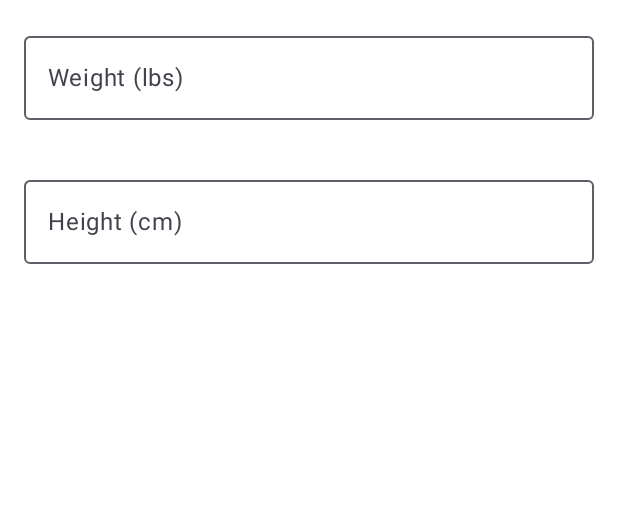
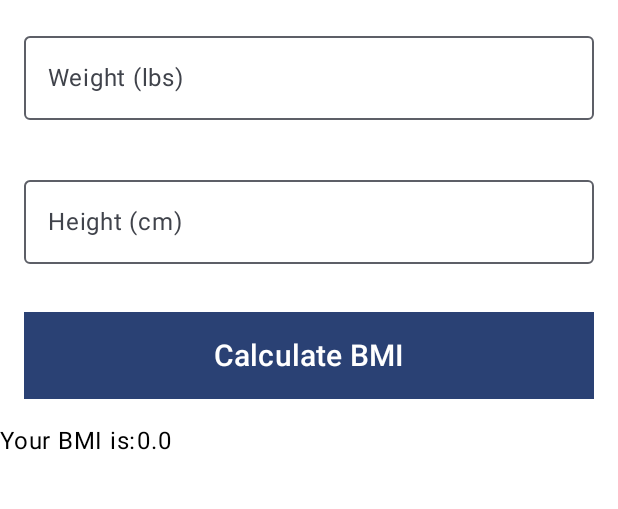
Before and after one commit to dani31perez/BMICalculator, an Android app built with Jetpack Compose: the @Preview function GreetingPreview, on a phone screen of 412 x 824 dp, the part 124-633 px from its top. Run offline under Robolectric (Android 15) with nearby library versions, the phone set to English and light mode, and no system bars.

```diff
--- a/app/src/main/java/com/example/bmicalculator/MainActivity.kt
+++ b/app/src/main/java/com/example/bmicalculator/MainActivity.kt
@@ -8,6 +8,7 @@ import androidx.activity.compose.setContent
 import androidx.activity.enableEdgeToEdge
 import androidx.compose.foundation.background
 import androidx.compose.foundation.layout.*
+import androidx.compose.foundation.shape.RoundedCornerShape
 import androidx.compose.foundation.text.KeyboardOptions
 import androidx.compose.material3.*
 import androidx.compose.runtime.*
@@ -38,6 +39,8 @@ fun BMIApp() {
     val context = LocalContext.current
     var weight by remember { mutableFloatStateOf(0f) }
     var height by remember { mutableFloatStateOf(0f) }
+    var BMI by remember { mutableStateOf<Float?>(null) }
+    var category by remember { mutableStateOf("") }
 
     BMIScreen(
         weight = weight,
@@ -67,7 +70,27 @@ fun BMIApp() {
             }
         }catch (e: NumberFormatException ){
             Toast.makeText(context, "You cannot add text in this input", Toast.LENGTH_SHORT).show()
-        }}
+        }},
+        onClick = {
+            if(weight < 30f)
+                Toast.makeText(context, "Weight must be greater than 30 lbs", Toast.LENGTH_SHORT).show()
+            else
+                if(height < 50f)
+                    Toast.makeText(context, "Height must be greater than 50 cm", Toast.LENGTH_SHORT).show()
+                else{
+                    BMI = (weight/(height*height))*703
+                    if(BMI!! < 18.5f)
+                        category = "Underweight"
+                    else if (BMI!! in 18.5f..24.9f)
+                        category = "Normal weight"
+                    else if (BMI!! in 25f..29.9f )
+                        category = "Overweight"
+                    else
+                        category = "Obese"
+                }
+        },
+        BMI = BMI,
+        category = category
     )
 }
 
@@ -76,7 +99,10 @@ fun BMIScreen(
     weight: Float,
     height: Float,
     onWeightChange: (String) -> Unit,
-    onHeightChange: (String) -> Unit
+    onHeightChange: (String) -> Unit,
+    onClick: () -> Unit,
+    BMI: Float?,
+    category: String
 ){
     Column (
         modifier = Modifier
@@ -90,8 +116,8 @@ fun BMIScreen(
                 .padding(16.dp)
         ){
             Text("BMI Calculator", fontSize = 26.sp, color = Color.White)
+        }
 
-        }
         OutlinedTextField(
             value = if(weight == 0f) "" else weight.toString(),
             onValueChange = {onWeightChange(it)},
@@ -99,7 +125,6 @@ fun BMIScreen(
             singleLine = true,
             modifier = Modifier
                 .fillMaxWidth()
-                .align(Alignment.CenterHorizontally)
                 .padding(16.dp),
             keyboardOptions = KeyboardOptions(keyboardType = KeyboardType.Number)
         )
@@ -111,9 +136,32 @@ fun BMIScreen(
             singleLine = true,
             modifier = Modifier
                 .fillMaxWidth()
-                .align(Alignment.CenterHorizontally)
                 .padding(16.dp)
         )
+
+        Button(
+            onClick = {onClick()},
+            shape = RoundedCornerShape(0.dp),
+            modifier = Modifier
+                .fillMaxWidth()
+                .height(90.dp)
+                .padding(16.dp),
+        ) {
+            Text("Calculate BMI", fontSize = 20.sp)
+        }
+
+        Row(
+            modifier = Modifier
+                .fillMaxWidth()
+                .height(150.dp)
+        ){
+            BMI?.let {
+                index ->
+                    Text("Your BMI is:")
+                    Text(index.toString())
+                    Text(category)
+            }
+        }
     }
 
 }
@@ -126,7 +174,10 @@ fun GreetingPreview() {
             weight = 0f,
             height = 0f,
             onWeightChange = {},
-            onHeightChange = {}
+            onHeightChange = {},
+            onClick = {},
+            BMI = 0f,
+            category = ""
         )
     }
 }
```
